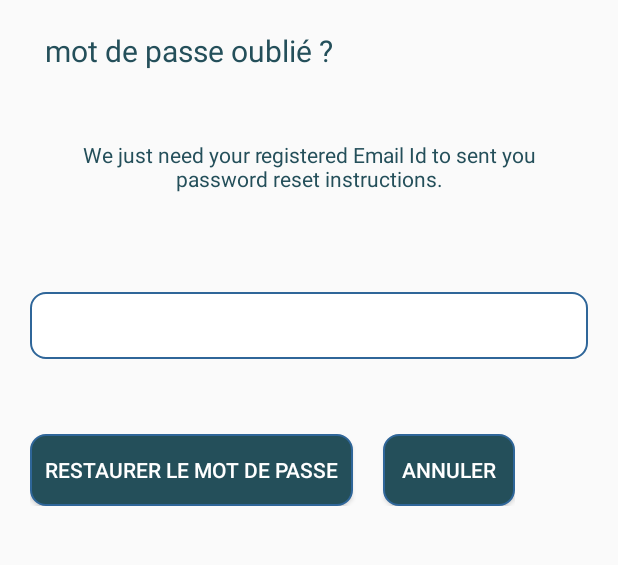
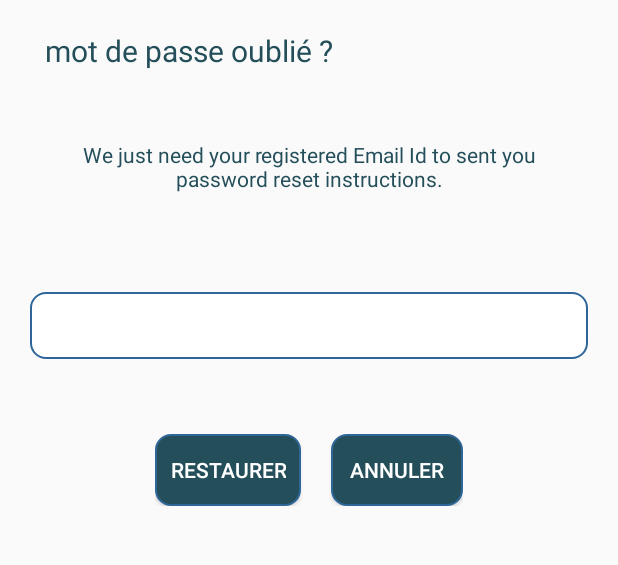
Before and after one commit to Tibooh/SaveMyDevice, an Android app: the layout fragment_reset_password.xml on its own in the app's theme, with its tools: preview values and no code run, on a phone screen of 412 x 824 dp, the part 300-865 px from its top. Run offline under Robolectric (Android 15) with nearby library versions, the phone set to English and light mode, and no system bars.

Commit message:
correction reset password

```diff
--- a/app/src/main/res/layout/fragment_reset_password.xml
+++ b/app/src/main/res/layout/fragment_reset_password.xml
@@ -6,6 +6,14 @@
 <FrameLayout xmlns:android="http://schemas.android.com/apk/res/android"
     android:layout_width="match_parent"
     android:layout_height="match_parent">
+
+    <ProgressBar
+        android:id="@+id/progressBar"
+        android:layout_width="30dp"
+        android:layout_height="30dp"
+        android:layout_gravity="center|bottom"
+        android:layout_marginBottom="20dp"
+        android:visibility="gone" />
 
     <LinearLayout
         android:orientation="vertical"
@@ -93,6 +101,7 @@
             android:layout_marginLeft="20dp"
             android:layout_marginRight="20dp"
             android:layout_marginBottom="10dp"
+            android:layout_gravity="center"
             >
             <Button
                 android:id="@+id/btn_reset_password"
@@ -117,13 +126,5 @@
 
     </LinearLayout>
 
-    <ProgressBar
-        android:id="@+id/progressBar"
-        android:layout_width="30dp"
-        android:layout_height="30dp"
-        android:layout_gravity="center|bottom"
-        android:layout_marginBottom="20dp"
-        android:visibility="gone" />
-
 </FrameLayout>
     </ScrollView>
--- a/app/src/main/res/values/strings.xml
+++ b/app/src/main/res/values/strings.xml
@@ -32,7 +32,7 @@
     <string name="btn_link_to_login">Déjà un compte? Connectez vous!</string>
     <string name="title_activity_reset_password">ResetPasswordActivity</string>
     <string name="btn_forgot_password">Mot de passe oublié?</string>
-    <string name="btn_reset_password">Restaurer le mot de passe</string>
+    <string name="btn_reset_password">Restaurer </string>
     <string name="btn_cancel_reset_password">Annuler</string>
     <string name="btn_back"><![CDATA[<< Back]]></string>
     <string name="hint_new_email">New Email</string>
```
